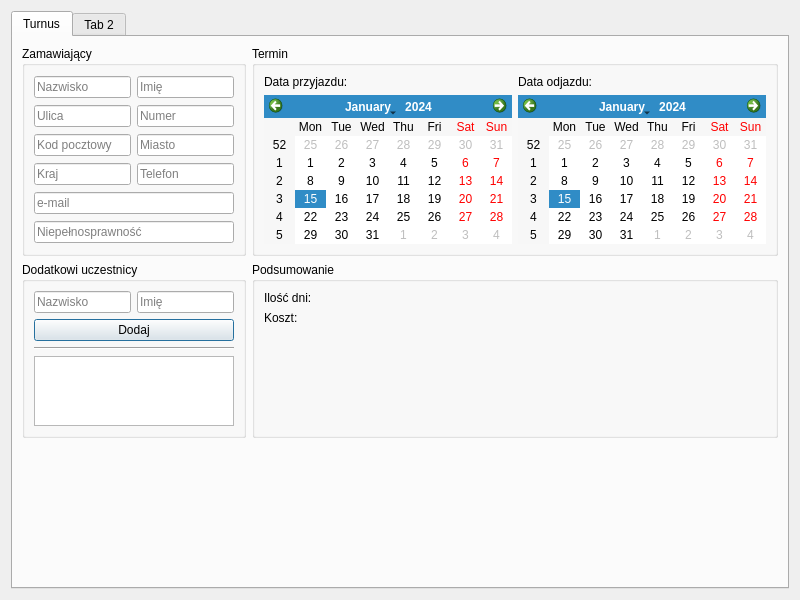
Old version of the form src/ui/NewReservationDialog.ui in the repository Skwara/HoteleADC.
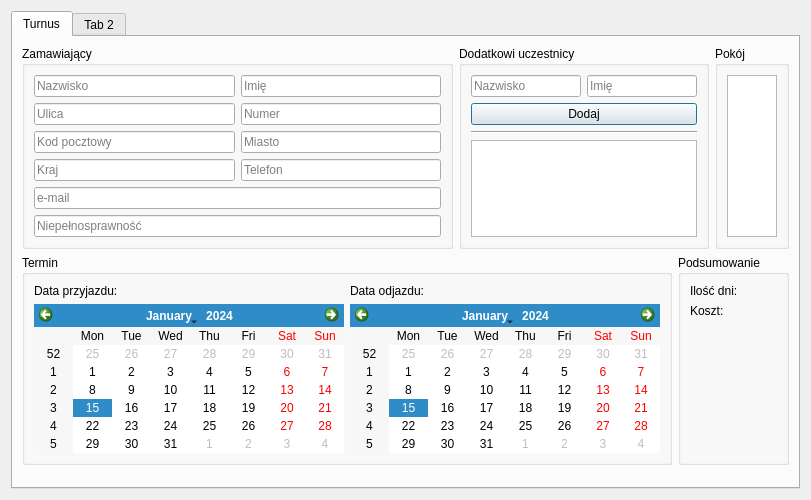
New version of the form.

Commit message: Added room and dates update from schedule in NewReservationDialog

Patch:
```diff
--- a/src/ui/NewReservationDialog.ui
+++ b/src/ui/NewReservationDialog.ui
@@ -7,9 +7,15 @@
     <x>0</x>
     <y>0</y>
     <width>800</width>
-    <height>600</height>
+    <height>500</height>
    </rect>
   </property>
+  <property name="sizePolicy">
+   <sizepolicy hsizetype="Preferred" vsizetype="Preferred">
+    <horstretch>0</horstretch>
+    <verstretch>0</verstretch>
+   </sizepolicy>
+  </property>
   <property name="windowTitle">
    <string>Nowa rezerwacja</string>
   </property>
@@ -23,52 +29,29 @@
       <attribute name="title">
        <string>Turnus</string>
       </attribute>
-      <layout class="QGridLayout" name="gridLayout_2">
-       <item row="0" column="1">
-        <widget class="QGroupBox" name="dateGroupBox">
-         <property name="title">
-          <string>Termin</string>
-         </property>
-         <layout class="QGridLayout" name="gridLayout_3">
-          <item row="0" column="0">
-           <widget class="QLabel" name="beginLabel">
-            <property name="text">
-             <string>Data przyjazdu:</string>
-            </property>
-           </widget>
-          </item>
-          <item row="0" column="1">
-           <widget class="QLabel" name="endLabel">
-            <property name="text">
-             <string>Data odjazdu:</string>
-            </property>
-           </widget>
-          </item>
-          <item row="1" column="0">
-           <widget class="QCalendarWidget" name="beginCalendarWidget">
-            <property name="sizePolicy">
-             <sizepolicy hsizetype="Preferred" vsizetype="Fixed">
-              <horstretch>0</horstretch>
-              <verstretch>0</verstretch>
-             </sizepolicy>
-            </property>
-           </widget>
-          </item>
-          <item row="1" column="1">
-           <widget class="QCalendarWidget" name="endCalendarWidget">
-            <property name="sizePolicy">
-             <sizepolicy hsizetype="Preferred" vsizetype="Fixed">
-              <horstretch>0</horstretch>
-              <verstretch>0</verstretch>
-             </sizepolicy>
-            </property>
-           </widget>
-          </item>
-         </layout>
-        </widget>
-       </item>
-       <item row="0" column="0">
+      <layout class="QVBoxLayout" name="verticalLayout">
+       <item>
+        <layout class="QHBoxLayout" name="horizontalLayout_1">
+         <item>
         <widget class="QGroupBox" name="mainGroupBox">
+           <property name="sizePolicy">
+            <sizepolicy hsizetype="Minimum" vsizetype="Fixed">
+             <horstretch>0</horstretch>
+             <verstretch>0</verstretch>
+            </sizepolicy>
+           </property>
+           <property name="minimumSize">
+            <size>
+             <width>400</width>
+             <height>0</height>
+            </size>
+           </property>
+           <property name="maximumSize">
+            <size>
+             <width>16777215</width>
+             <height>16777215</height>
+            </size>
+           </property>
          <property name="title">
           <string>Zamawiający</string>
          </property>
@@ -146,8 +129,175 @@
          </layout>
         </widget>
        </item>
+         <item>
+          <widget class="QGroupBox" name="participantGroupBox">
+           <property name="sizePolicy">
+            <sizepolicy hsizetype="Preferred" vsizetype="Ignored">
+             <horstretch>0</horstretch>
+             <verstretch>0</verstretch>
+            </sizepolicy>
+           </property>
+           <property name="maximumSize">
+            <size>
+             <width>250</width>
+             <height>16777215</height>
+            </size>
+           </property>
+           <property name="title">
+            <string>Dodatkowi uczestnicy</string>
+           </property>
+           <layout class="QGridLayout" name="gridLayout_5">
+            <item row="0" column="1">
+             <widget class="QLineEdit" name="participantNameLineEdit">
+              <property name="placeholderText">
+               <string>Imię</string>
+              </property>
+             </widget>
+            </item>
+            <item row="0" column="0">
+             <widget class="QLineEdit" name="participantSurnameLineEdit">
+              <property name="placeholderText">
+               <string>Nazwisko</string>
+              </property>
+             </widget>
+            </item>
+            <item row="2" column="0" colspan="2">
+             <widget class="Line" name="line">
+              <property name="orientation">
+               <enum>Qt::Horizontal</enum>
+              </property>
+             </widget>
+            </item>
+            <item row="3" column="0" colspan="2">
+             <widget class="QListWidget" name="participantsListWidget">
+              <property name="sizePolicy">
+               <sizepolicy hsizetype="Expanding" vsizetype="Fixed">
+                <horstretch>0</horstretch>
+                <verstretch>0</verstretch>
+               </sizepolicy>
+              </property>
+              <property name="maximumSize">
+               <size>
+                <width>16777215</width>
+                <height>16777215</height>
+               </size>
+              </property>
+             </widget>
+            </item>
+            <item row="1" column="0" colspan="2">
+             <widget class="QPushButton" name="addParticipantPushButton">
+              <property name="text">
+               <string>Dodaj</string>
+              </property>
+             </widget>
+            </item>
+           </layout>
+          </widget>
+         </item>
+         <item>
+          <widget class="QGroupBox" name="roomGroupBox">
+           <property name="sizePolicy">
+            <sizepolicy hsizetype="Preferred" vsizetype="Minimum">
+             <horstretch>0</horstretch>
+             <verstretch>0</verstretch>
+            </sizepolicy>
+           </property>
+           <property name="title">
+            <string>Pokój</string>
+           </property>
+           <layout class="QVBoxLayout" name="verticalLayout_2">
+            <item>
+             <widget class="QListView" name="roomListView">
+              <property name="sizePolicy">
+               <sizepolicy hsizetype="Ignored" vsizetype="Ignored">
+                <horstretch>0</horstretch>
+                <verstretch>0</verstretch>
+               </sizepolicy>
+              </property>
+              <property name="minimumSize">
+               <size>
+                <width>50</width>
+                <height>0</height>
+               </size>
+              </property>
+             </widget>
+            </item>
+           </layout>
+          </widget>
+         </item>
+        </layout>
+       </item>
+       <item>
+        <layout class="QHBoxLayout" name="horizontalLayout_2">
+         <item>
+          <widget class="QGroupBox" name="dateGroupBox">
+           <property name="sizePolicy">
+            <sizepolicy hsizetype="Minimum" vsizetype="Preferred">
+             <horstretch>0</horstretch>
+             <verstretch>0</verstretch>
+            </sizepolicy>
+           </property>
+           <property name="minimumSize">
+            <size>
+             <width>650</width>
+             <height>0</height>
+            </size>
+           </property>
+           <property name="maximumSize">
+            <size>
+             <width>600</width>
+             <height>16777215</height>
+            </size>
+           </property>
+           <property name="title">
+            <string>Termin</string>
+           </property>
+           <layout class="QGridLayout" name="gridLayout_3">
+            <item row="0" column="1">
+             <widget class="QLabel" name="endLabel">
+              <property name="text">
+               <string>Data odjazdu:</string>
+              </property>
+             </widget>
+            </item>
+            <item row="1" column="0">
+             <widget class="QCalendarWidget" name="beginCalendarWidget">
+              <property name="sizePolicy">
+               <sizepolicy hsizetype="Preferred" vsizetype="Fixed">
+                <horstretch>0</horstretch>
+                <verstretch>0</verstretch>
+               </sizepolicy>
+              </property>
+             </widget>
+            </item>
        <item row="1" column="1">
+             <widget class="QCalendarWidget" name="endCalendarWidget">
+              <property name="sizePolicy">
+               <sizepolicy hsizetype="Preferred" vsizetype="Fixed">
+                <horstretch>0</horstretch>
+                <verstretch>0</verstretch>
+               </sizepolicy>
+              </property>
+             </widget>
+            </item>
+            <item row="0" column="0">
+             <widget class="QLabel" name="beginLabel">
+              <property name="text">
+               <string>Data przyjazdu:</string>
+              </property>
+             </widget>
+            </item>
+           </layout>
+          </widget>
+         </item>
+         <item>
         <widget class="QGroupBox" name="summaryGroupBox">
+           <property name="sizePolicy">
+            <sizepolicy hsizetype="Preferred" vsizetype="Preferred">
+             <horstretch>0</horstretch>
+             <verstretch>0</verstretch>
+            </sizepolicy>
+           </property>
          <property name="title">
           <string>Podsumowanie</string>
          </property>
@@ -183,66 +333,24 @@
          </layout>
         </widget>
        </item>
-       <item row="2" column="0" colspan="2">
+        </layout>
+       </item>
+       <item>
         <spacer name="verticalSpacer">
          <property name="orientation">
           <enum>Qt::Vertical</enum>
          </property>
+         <property name="sizeType">
+          <enum>QSizePolicy::Expanding</enum>
+         </property>
          <property name="sizeHint" stdset="0">
           <size>
            <width>20</width>
-           <height>40</height>
+           <height>0</height>
           </size>
          </property>
         </spacer>
        </item>
-       <item row="1" column="0">
-        <widget class="QGroupBox" name="participantGroupBox">
-         <property name="title">
-          <string>Dodatkowi uczestnicy</string>
-         </property>
-         <layout class="QGridLayout" name="gridLayout_5">
-          <item row="0" column="0">
-           <widget class="QLineEdit" name="participantSurnameLineEdit">
-            <property name="placeholderText">
-             <string>Nazwisko</string>
-            </property>
-           </widget>
-          </item>
-          <item row="0" column="1">
-           <widget class="QLineEdit" name="participantNameLineEdit">
-            <property name="placeholderText">
-             <string>Imię</string>
-            </property>
-           </widget>
-          </item>
-          <item row="2" column="0" colspan="2">
-           <widget class="Line" name="line">
-            <property name="orientation">
-             <enum>Qt::Horizontal</enum>
-            </property>
-           </widget>
-          </item>
-          <item row="3" column="0" colspan="2">
-           <widget class="QListWidget" name="participantsListWidget">
-            <property name="maximumSize">
-             <size>
-              <width>16777215</width>
-              <height>70</height>
-             </size>
-            </property>
-           </widget>
-          </item>
-          <item row="1" column="0" colspan="2">
-           <widget class="QPushButton" name="addParticipantPushButton">
-            <property name="text">
-             <string>Dodaj</string>
-            </property>
-           </widget>
-          </item>
-         </layout>
-        </widget>
-       </item>
       </layout>
      </widget>
      <widget class="QWidget" name="tab_2">
```
Lines whose indentation alone changed are shown as unchanged. The commit also changes 9 other files.
